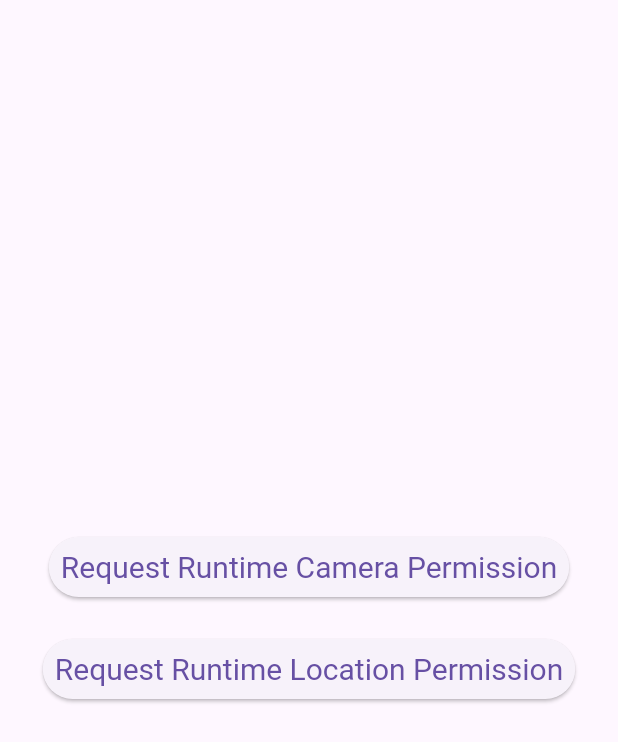
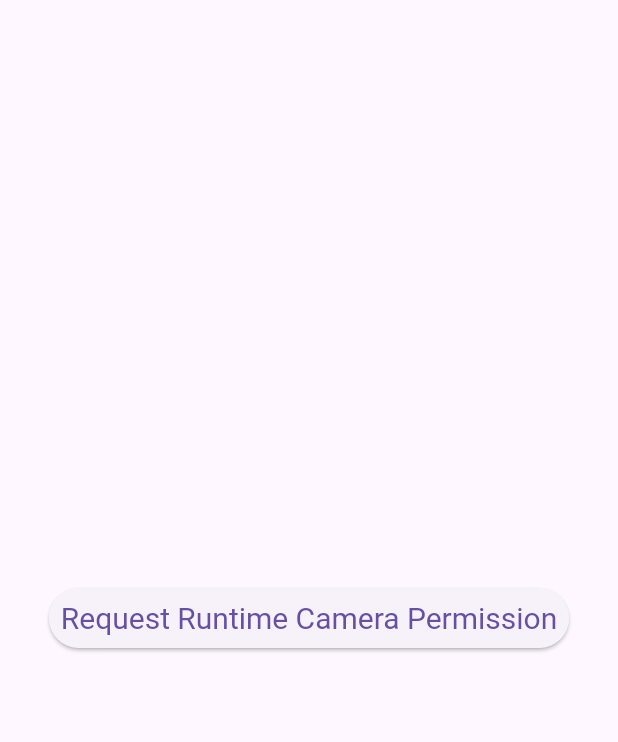
Before and after one commit to kkiwiio/dev-frontend, a Flutter app: the AppState widget shown alone on an empty page, opened directly, on a phone screen of 412 x 824 dp. Shown: the top 742 px of the screen. Run offline on Flutter 3.47's test engine with Material 3 defaults, Android fonts, the phone set to English and light mode, and no system bars; our stand-ins replace introduction_screen, permission_handler; missing offline and left inert: flutter_naver_map.

```diff
--- a/lib/camera.dart
+++ b/lib/camera.dart
@@ -44,23 +44,7 @@ class AppPermission extends State<AppState> {
     }
   }
 
-  Future<void> requestLocationPermission() async {
 
-    final serviceStatusLocation = await Permission.locationWhenInUse.isGranted ;
-
-    bool isLocation = serviceStatusLocation == ServiceStatus.enabled;
-
-    final status = await Permission.locationWhenInUse.request();
-
-    if (status == PermissionStatus.granted) {
-      print('Permission Granted');
-    } else if (status == PermissionStatus.denied) {
-      print('Permission denied');
-    } else if (status == PermissionStatus.permanentlyDenied) {
-      print('Permission Permanently Denied');
-      await openAppSettings();
-    }
-  }
 
   Widget build(BuildContext context) {
     return Center(
@@ -79,17 +63,6 @@ class AppPermission extends State<AppState> {
               ),
             ),
 
-            Container(
-              margin: const EdgeInsets.all(10),
-              child: ElevatedButton(
-                style: ElevatedButton.styleFrom(
-                  padding: EdgeInsets.all(8),
-                  textStyle: TextStyle(fontSize: 20),
-                ),
-                child: Text('Request Runtime Location Permission'),
-                onPressed: requestLocationPermission,
-              ),
-            ),
           ],
         ));
   }
```
